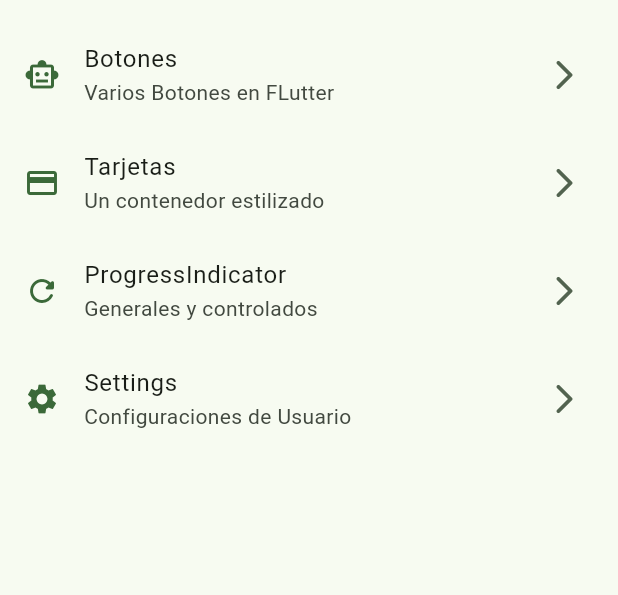
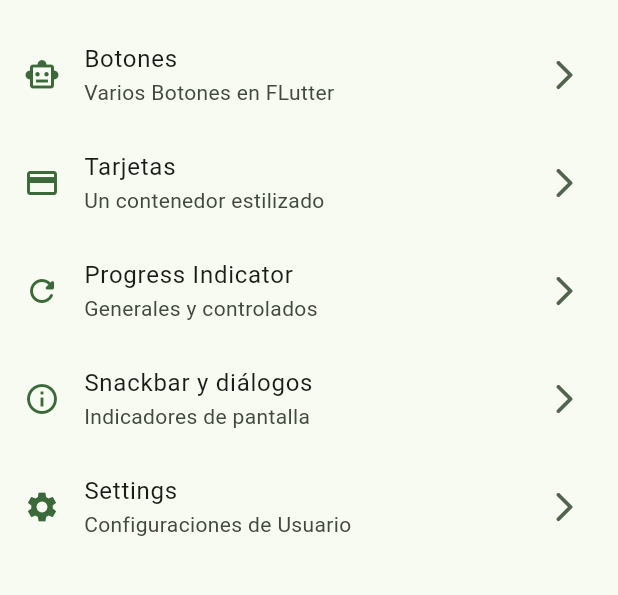
Before and after one commit to santacruzandres1/widgets_app, a Flutter app: the screen it shows after launch, on a phone screen of 412 x 824 dp, the part 63-658 px from its top. Run offline on Flutter 3.47's test engine with Material 3 defaults, Android fonts, the phone set to English and light mode, and no system bars; our stand-ins replace go_router.

Commit message:
Snackbar y dialogs in progress

```diff
--- a/lib/config/menu_items/menu_items.dart
+++ b/lib/config/menu_items/menu_items.dart
@@ -34,13 +34,20 @@ const appMenuItems = <MenuItems>[
     // routeName: '/cards_screen',
   ),
   MenuItems(
-    title: 'ProgressIndicator',
+    title: 'Progress Indicator',
     subTitle: 'Generales y controlados',
     link: '/progress',
     icon: Icons.refresh_rounded,
     // routeName: '/progress_screen',
   ),
   MenuItems(
+    title: 'Snackbar y diálogos',
+    subTitle: 'Indicadores de pantalla',
+    link: '/snackbar',
+    icon: Icons.info_outline,
+    // routeName: '/settings_screen',
+  ),
+    MenuItems(
     title: 'Settings',
     subTitle: 'Configuraciones de Usuario',
     link: '/settings',
--- a/lib/config/router/app_go_router.dart
+++ b/lib/config/router/app_go_router.dart
@@ -27,6 +27,11 @@ final goAppRouter = GoRouter(
       name: ProgressScreen.name,
       builder: (context, state) => const ProgressScreen(),
     ),
+      GoRoute(
+      path: '/snackbar',
+      name: SnackbarScreen.name,
+      builder: (context, state) => const SnackbarScreen(),
+    ),
     GoRoute(
       path: '/settings',
       name: SettingsScreen.name,
```
Also changed, not shown: lib/presentation/screens/snackbar/snackbar_screen.dart (+19 -1 lines).
